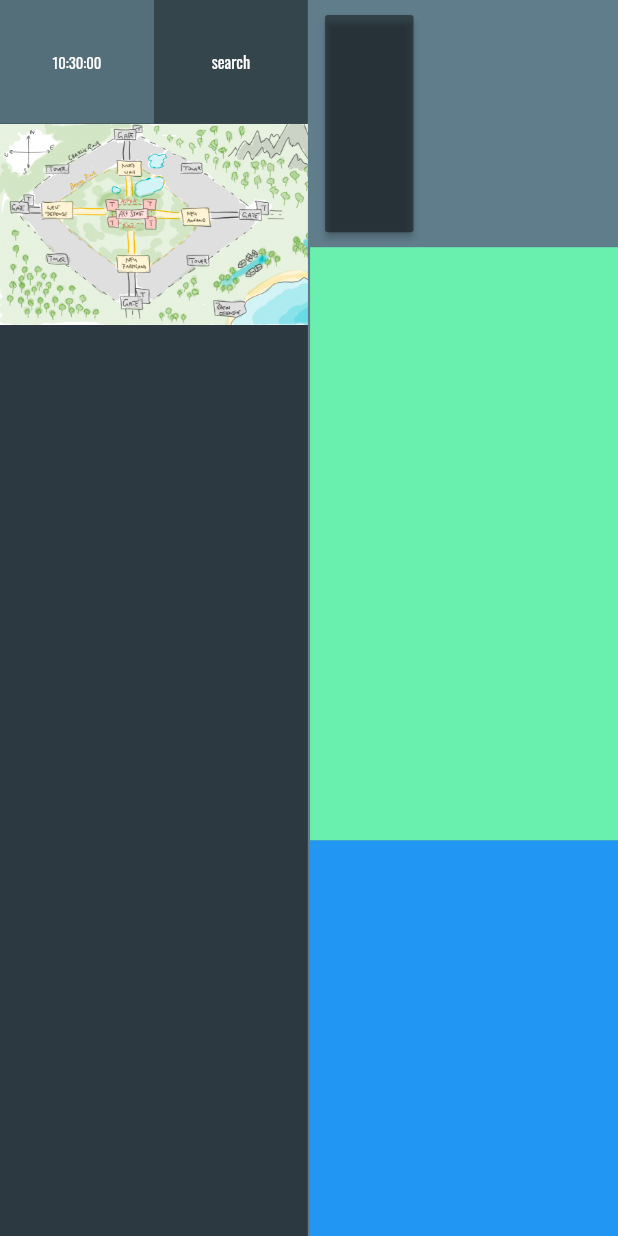
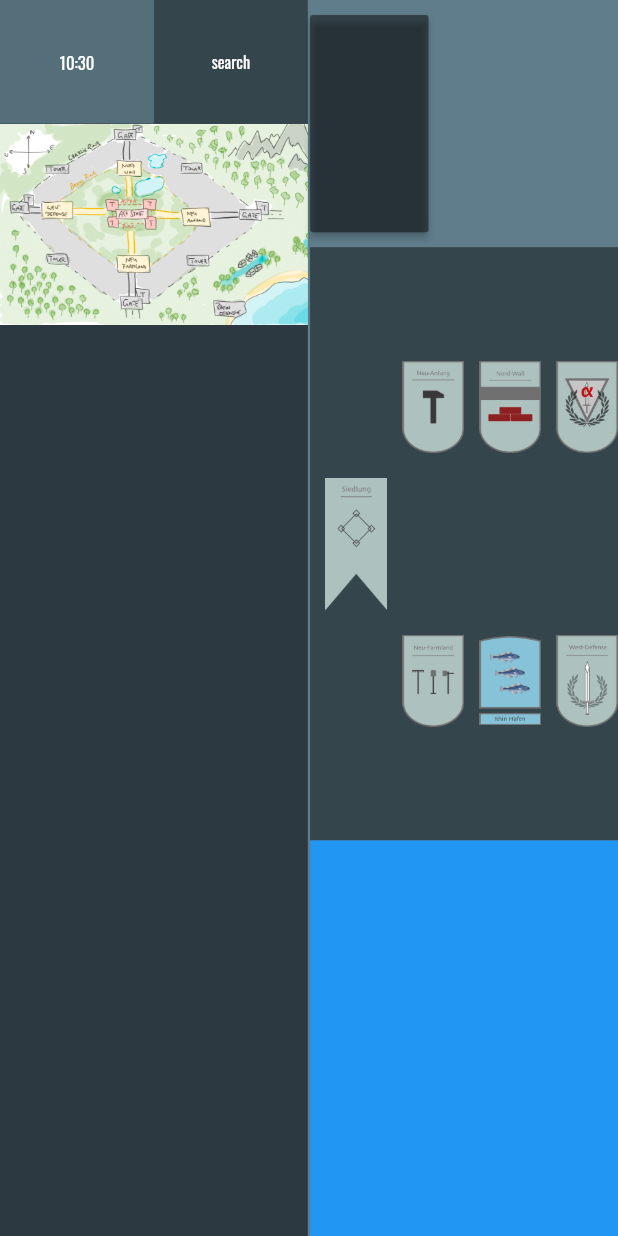
Before and after one commit to SeemannMx/pandp, a Flutter app: the first screen one second after launch, on a phone screen of 412 x 824 dp. Run offline on Flutter 3.47's test engine with Material 2 defaults, Android fonts, the phone set to English and light mode, and no system bars; our stand-ins replace flutter_markdown, google_fonts.

Commit message:
added locations grid

```diff
--- a/lib/provider/provider_clock.dart
+++ b/lib/provider/provider_clock.dart
@@ -13,11 +13,10 @@ class LiveClockProvider extends ChangeNotifier {
   run() {
     if (timer == null || !timer.isActive) {
       dev.log('start live clock', name: this.runtimeType.toString());
-      timeString = DateFormat('hh:mm:ss').format(DateTime.now());
+      timeString = DateFormat('HH:mm').format(DateTime.now());
 
-      timer = Timer.periodic(Duration(seconds: 2), (Timer t) {
-        timeString = DateFormat('hh:mm:ss').format(DateTime.now());
-
+      timer = Timer.periodic(Duration(minutes: 1), (Timer t) {
+        timeString = DateFormat('HH:mm').format(DateTime.now());
         notifyListeners();
       });
     }
--- a/lib/provider/provider_image.dart
+++ b/lib/provider/provider_image.dart
@@ -5,28 +5,20 @@ import 'dart:developer' as dev;
 class CustomImageProvider extends ChangeNotifier {
 
   var images = [];
+  var locations = [];
 
-  CustomImageProvider() {
-    dev.log('start', name: this.runtimeType.toString());
-    _load();
-  }
+  CustomImageProvider() {_load();}
 
   _load() {
-    dev.log('load', name: this.runtimeType.toString());
     images.add(Image(image: AssetImage('assets/img/chart.png')));
 
-    /* Todo remove
-    images.add(Image(image: AssetImage('assets/img/label_alpha.png')));
-    images.add(Image(image: AssetImage('assets/img/label_bravo.png')));
-    images.add(Image(image: AssetImage('assets/img/label_charly.png')));
-    images.add(Image(image: AssetImage('assets/img/wappen_neu_anfang.png')));
-    images.add(Image(image: AssetImage('assets/img/wappen_neu_farmland.png')));
-    images.add(Image(image: AssetImage('assets/img/wappen_nord_wall.png')));
-    images.add(Image(image: AssetImage('assets/img/wappen_rhin_hafen.png')));
-    images.add(Image(image: AssetImage('assets/img/wappen_siedlung.png')));
-    images.add(Image(image: AssetImage('assets/img/wappen_spezial_einheit.png')));
-    images.add(Image(image: AssetImage('assets/img/wappen_west_defense.png')));
-     */
+    locations.add(Image(image: AssetImage('assets/img/wappen_siedlung.png')));
+    locations.add(Image(image: AssetImage('assets/img/wappen_neu_anfang.png')));
+    locations.add(Image(image: AssetImage('assets/img/wappen_neu_farmland.png')));
+    locations.add(Image(image: AssetImage('assets/img/wappen_nord_wall.png')));
+    locations.add(Image(image: AssetImage('assets/img/wappen_rhin_hafen.png')));
+    locations.add(Image(image: AssetImage('assets/img/wappen_spezial_einheit.png')));
+    locations.add(Image(image: AssetImage('assets/img/wappen_west_defense.png')));
 
     notifyListeners();
   }
--- /dev/null
+++ b/lib/widgets/location_grid.dart
@@ -0,0 +1,106 @@
+import 'package:flutter/widgets.dart';
+import 'package:pandp/provider/provider_image.dart';
+import 'package:provider/provider.dart';
+
+class LocationsGrid extends StatelessWidget {
+  @override
+  Widget build(BuildContext context) {
+    return Consumer<CustomImageProvider>(
+        builder: (context, imageProvider, child) {
+          int flex = 20;
+          return Row(mainAxisAlignment: MainAxisAlignment.spaceAround, children: [
+            Flexible(flex: 5, child: Container()),
+            Flexible(
+              flex: flex,
+                fit: FlexFit.tight,
+              child: Container(
+                // padding: EdgeInsets.all(25),
+                child: imageProvider.locations[0],
+              )
+            ),
+
+            Flexible(flex: 5, child: Container()),
+
+            Flexible(
+              flex: flex,
+              child: Column(
+                children: [
+                  Flexible(flex: 10, child: Container()),
+                  Flexible(
+                      flex: 50,
+                      fit: FlexFit.tight,
+                      child: Container(
+                        child: imageProvider.locations[1],
+                      )),
+                  Flexible(flex: 10, child: Container()),
+                  Flexible(
+                      flex: 50,
+                      fit: FlexFit.tight,
+                      child: Container(
+                        // padding: EdgeInsets.all(25),
+                        child: imageProvider.locations[2],
+                      )),
+                  Flexible(flex: 10, child: Container()),
+                ],
+              ),
+            ),
+            Flexible(
+                flex: 5,
+                child: Container()
+            ),
+            Flexible(
+              flex: flex,
+              child: Column(
+                children: [
+                  Flexible(flex: 10, child: Container()),
+                  Flexible(
+                      flex: 50,
+                      fit: FlexFit.tight,
+                      child: Container(
+                        // padding: EdgeInsets.all(25),
+                        child: imageProvider.locations[3],
+                      )),
+                  Flexible(flex: 10, child: Container()),
+                  Flexible(
+                      flex: 50,
+                      fit: FlexFit.tight,
+                      child: Container(
+                        // padding: EdgeInsets.all(25),
+                        child: imageProvider.locations[4],
+                      )),
+                  Flexible(flex: 10, child: Container()),
+                ],
+              ),
+            ),
+            Flexible(
+                flex: 5,
+                child: Container()
+            ),
+            Flexible(
+              flex: flex,
+              child: Column(
+                children: [
+                  Flexible(flex: 10, child: Container()),
+                  Flexible(
+                      flex: 50,
+                      fit: FlexFit.tight,
+                      child: Container(
+                        // padding: EdgeInsets.all(25),
+                        child: imageProvider.locations[5],
+                      )),
+                  Flexible(flex: 10, child: Container()),
+                  Flexible(
+                      flex: 50,
+                      fit: FlexFit.tight,
+                      child: Container(
+                        // padding: EdgeInsets.all(25),
+                        child: imageProvider.locations[6],
+                      )),
+                  Flexible(flex: 10, child: Container()),
+                ],
+              ),
+            )
+          ]);
+        });
+  }
+}
--- a/lib/widgets/story.dart
+++ b/lib/widgets/story.dart
@@ -18,7 +18,6 @@ class Story extends StatelessWidget {
                 Flexible(
                   flex: 10,
                   child: Container(
-                    // color: Colors.yellow,
                     child: IconButton(
                       color: Colors.pink,
                       icon: Icon(Icons.clear),
--- /dev/null
+++ b/lib/widgets/story_description.dart
@@ -0,0 +1,35 @@
+import 'package:flutter/material.dart';
+import 'package:flutter/widgets.dart';
+import 'package:google_fonts/google_fonts.dart';
+
+class StoryDescription extends StatelessWidget {
+  @override
+  Widget build(BuildContext context) {
+    return Column(
+      crossAxisAlignment: CrossAxisAlignment.start,
+      children: [
+        Flexible(flex: 5, child: Container()),
+        Flexible(flex: 20, child: _getText('written by T. K-Friedrich')),
+        Flexible(flex: 10, child: Container()),
+        Flexible(flex: 20, child: _getText('last update: 20.01.2021')),
+        Flexible(flex: 10, child: Container()),
+        Flexible(flex: 12, child: _getText('This story is a T.E.A.R.S spin-off.')),
+        Flexible(flex: 5, child: Container()),
+      ],
+    );
+  }
+
+  _getText(String text) {
+    return Container(
+      child: FittedBox(
+        fit:  BoxFit.fill,
+        child: Text(text,
+            style: GoogleFonts.abel(
+                color: Colors.white,
+                fontSize: double.maxFinite
+            )
+        ),
+      ),
+    );
+  }
+}
--- a/lib/widgets/story_info.dart
+++ b/lib/widgets/story_info.dart
@@ -2,6 +2,7 @@ import 'package:flutter/material.dart';
 import 'package:flutter/widgets.dart';
 import 'package:google_fonts/google_fonts.dart';
 import 'package:pandp/provider/provider_widget.dart';
+import 'package:pandp/widgets/story_description.dart';
 import 'package:provider/provider.dart';
 
 class StoryInfo extends StatelessWidget {
@@ -16,7 +17,7 @@ class StoryInfo extends StatelessWidget {
             fit: FlexFit.tight,
             child: Container(
               height: double.maxFinite,
-              padding: EdgeInsets.all(10),
+              padding: EdgeInsets.symmetric(vertical: 10),
               child: MaterialButton(
                 color: Colors.black45,
                 child: FittedBox(
@@ -47,36 +48,3 @@ class StoryInfo extends StatelessWidget {
     });
   }
 }
-
-class StoryDescription extends StatelessWidget {
-  @override
-  Widget build(BuildContext context) {
-    return Column(
-      crossAxisAlignment: CrossAxisAlignment.start,
-      mainAxisAlignment: MainAxisAlignment.spaceAround,
-      children: [
-        Flexible(flex: 5, child: Container()),
-        Flexible(flex: 20, child: _getText('written by T. K-Friedrich')),
-        Flexible(flex: 10, child: Container()),
-        Flexible(flex: 20, child: _getText('last update: 20.01.2021')),
-        Flexible(flex: 10, child: Container()),
-        Flexible(flex: 10, child: _getText('This story is a T.E.A.R.S spin-off.')),
-        Flexible(flex: 5, child: Container()),
-      ],
-    );
-  }
-
-  _getText(String text) {
-    return Container(
-      child: FittedBox(
-        fit:  BoxFit.fill,
-        child: Text(text,
-            style: GoogleFonts.abel(
-                color: Colors.white,
-                fontSize: double.maxFinite
-            )
-        ),
-      ),
-    );
-  }
-}
--- a/lib/widgets/story_menu.dart
+++ b/lib/widgets/story_menu.dart
@@ -1,6 +1,9 @@
 import 'package:flutter/material.dart';
 import 'package:flutter/widgets.dart';
+import 'package:pandp/provider/provider_image.dart';
+import 'package:pandp/widgets/location_grid.dart';
 import 'package:pandp/widgets/story_info.dart';
+import 'package:provider/provider.dart';
 
 class StoryMenu extends StatelessWidget {
   @override
@@ -10,14 +13,14 @@ class StoryMenu extends StatelessWidget {
         Flexible(
           flex: 25,
           child: Container(
-            // color: Colors.red,
             child: StoryInfo(),
           ),
         ),
         Flexible(
           flex: 60,
           child: Container(
-            color: Colors.greenAccent,
+            color: Colors.black45,
+            child: LocationsGrid(),
           ),
         ),
         Flexible(
```
